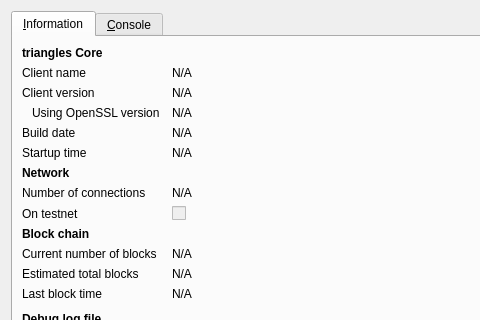
Above: src/qt/forms/rpcconsole.ui from wurstgelee/triangles before the change; both pictures show x 0 to 480 and y 0 to 320 of the 740 by 450 pixel window. Below: the same form after it.
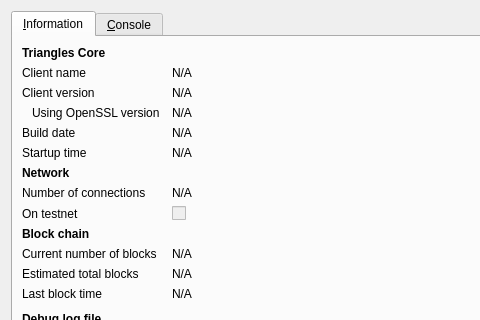
That is the form after the change. Icons and pictures are not drawn.

Patch:
```diff
--- a/src/qt/forms/rpcconsole.ui
+++ b/src/qt/forms/rpcconsole.ui
@@ -36,7 +36,7 @@
           </font>
          </property>
          <property name="text">
-          <string>triangles Core</string>
+          <string>Triangles Core</string>
          </property>
         </widget>
        </item>
```
Left out of the diff: 10 changed lines with no effect on the pictures.
